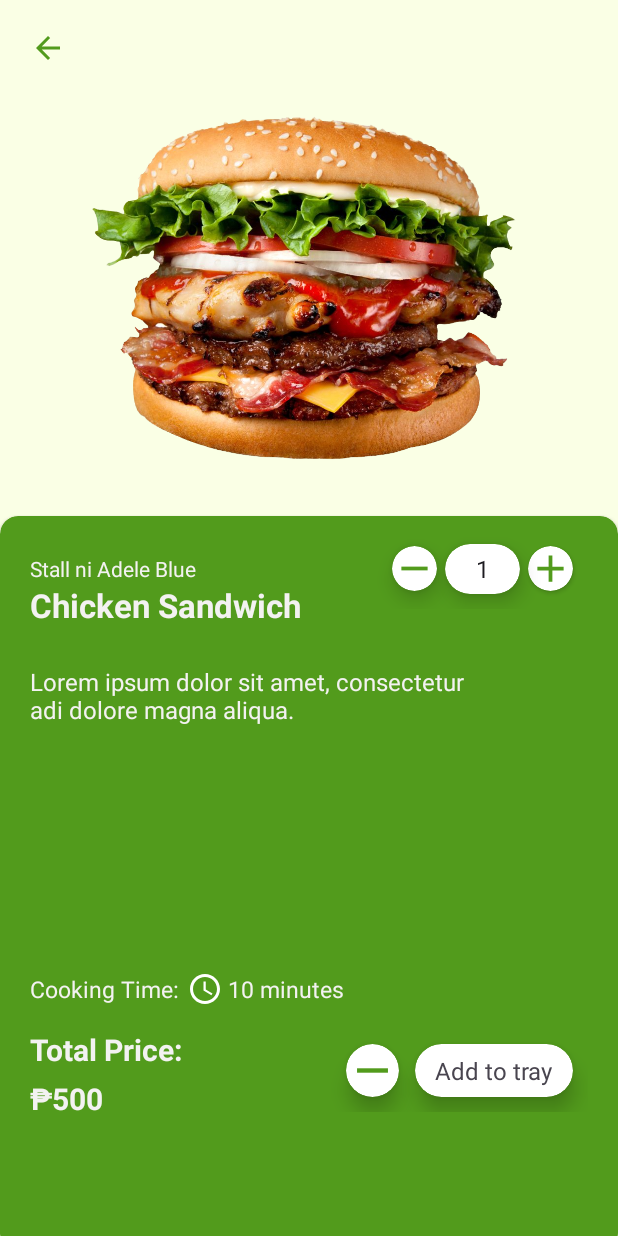
After one commit to Finnmeowtons/UpangEats, an Android app: the fragment FoodInfoFragment shown on its own in the app's theme, on a phone screen of 412 x 824 dp. The commit adds this screen. Run offline under Robolectric (Android 15) with nearby library versions, the light colour scheme and no system bars; Roboto replaces fonts that are not available here.

Commit message:
changed values of bottom nav view model kasi nagbabago pala yung id. Added food info. trying bottom sheet. Added animation. Fixing stalls_list_item.xml

```diff
--- a/app/build.gradle.kts
+++ b/app/build.gradle.kts
@@ -46,6 +46,7 @@ dependencies {
     implementation("androidx.appcompat:appcompat:1.6.1")
     implementation("com.google.android.material:material:1.10.0")
     implementation("androidx.constraintlayout:constraintlayout:2.1.4")
+    implementation("androidx.legacy:legacy-support-v4:1.0.0")
     testImplementation("junit:junit:4.13.2")
     androidTestImplementation("androidx.test.ext:junit:1.1.5")
     androidTestImplementation("androidx.test.espresso:espresso-core:3.5.1")
--- /dev/null
+++ b/app/src/main/java/com/example/upangeats/FoodInfoFragment.kt
@@ -0,0 +1,25 @@
+package com.example.upangeats
+
+import android.os.Bundle
+import androidx.fragment.app.Fragment
+import android.view.LayoutInflater
+import android.view.View
+import android.view.ViewGroup
+import com.example.upangeats.databinding.FragmentFoodInfoBinding
+
+
+class FoodInfoFragment : Fragment() {
+    private lateinit var binding: FragmentFoodInfoBinding
+    override fun onCreateView(
+        inflater: LayoutInflater, container: ViewGroup?,
+        savedInstanceState: Bundle?
+    ): View {
+        binding = FragmentFoodInfoBinding.inflate(inflater, container, false)
+
+
+
+        // Inflate the layout for this fragment
+        return binding.root
+    }
+
+}
--- a/app/src/main/java/com/example/upangeats/StallsFragment.kt
+++ b/app/src/main/java/com/example/upangeats/StallsFragment.kt
@@ -48,7 +48,9 @@ class StallsFragment : Fragment() {
             requireActivity().supportFragmentManager.beginTransaction()
                 .setCustomAnimations(
                     R.anim.go_up,
-                    R.anim.compress
+                    R.anim.compress,
+                    R.anim.decompress,
+                    R.anim.go_down
                 )
                 .replace(R.id.navFragment, StallsInfoFragment(), "StallsInfo")
                 .addToBackStack(null)
--- a/app/src/main/java/com/example/upangeats/StallsInfoFragment.kt
+++ b/app/src/main/java/com/example/upangeats/StallsInfoFragment.kt
@@ -5,6 +5,7 @@ import androidx.fragment.app.Fragment
 import android.view.LayoutInflater
 import android.view.View
 import android.view.ViewGroup
+import com.example.upangeats.bottomDialog.FoodInfoBottomSheetFragment
 import com.example.upangeats.databinding.FragmentStallsInfoBinding
 
 
@@ -17,6 +18,11 @@ class StallsInfoFragment : Fragment() {
         // Inflate the layout for this fragment
         binding = FragmentStallsInfoBinding.inflate(inflater, container, false)
 
+        binding.imgbtnBackStallsInfo.setOnClickListener {
+
+
+            requireActivity().supportFragmentManager.popBackStack()
+        }
 
         return binding.root
     }
--- a/app/src/main/java/com/example/upangeats/adapter/StallsAdapter.kt
+++ b/app/src/main/java/com/example/upangeats/adapter/StallsAdapter.kt
@@ -42,9 +42,6 @@ class StallsAdapter(
 
 class StallsViewHolder(val view:View):RecyclerView.ViewHolder(view){
     fun bind(stalls: Stalls, clickListener:(Stalls)-> Unit) {
-        val myTextView = view.findViewById<TextView>(R.id.tvStalls)
-
-        myTextView.text = stalls.name
 
         view.setOnClickListener {
             clickListener(stalls)
--- a/app/src/main/res/anim/go_up.xml
+++ b/app/src/main/res/anim/go_up.xml
@@ -7,8 +7,5 @@
     <translate
         android:fromYDelta="50%p"
         android:toYDelta="0" />
-    <alpha
-        android:fromAlpha="0.0"
-        android:toAlpha="1.0" />
 
 </set>
--- /dev/null
+++ b/app/src/main/res/drawable/baseline_access_time_24.xml
@@ -0,0 +1,6 @@
+<vector android:height="24dp" android:tint="#000000"
+    android:viewportHeight="24" android:viewportWidth="24"
+    android:width="24dp" xmlns:android="http://schemas.android.com/apk/res/android">
+    <path android:fillColor="@android:color/white" android:pathData="M11.99,2C6.47,2 2,6.48 2,12s4.47,10 9.99,10C17.52,22 22,17.52 22,12S17.52,2 11.99,2zM12,20c-4.42,0 -8,-3.58 -8,-8s3.58,-8 8,-8 8,3.58 8,8 -3.58,8 -8,8z"/>
+    <path android:fillColor="@android:color/white" android:pathData="M12.5,7H11v6l5.25,3.15 0.75,-1.23 -4.5,-2.67z"/>
+</vector>
--- /dev/null
+++ b/app/src/main/res/drawable/baseline_access_time_filled_24.xml
@@ -0,0 +1,5 @@
+<vector android:height="24dp" android:tint="#000000"
+    android:viewportHeight="24" android:viewportWidth="24"
+    android:width="24dp" xmlns:android="http://schemas.android.com/apk/res/android">
+    <path android:fillColor="@android:color/white" android:pathData="M11.99,2C6.47,2 2,6.48 2,12s4.47,10 9.99,10C17.52,22 22,17.52 22,12S17.52,2 11.99,2zM15.29,16.71L11,12.41V7h2v4.59l3.71,3.71L15.29,16.71z"/>
+</vector>
--- a/app/src/main/res/layout/activity_main.xml
+++ b/app/src/main/res/layout/activity_main.xml
@@ -15,8 +15,7 @@
     <FrameLayout
         android:id="@+id/navFragment"
         android:layout_width="match_parent"
-        android:layout_height="match_parent"
-        android:paddingTop="?attr/actionBarSize"/>
+        android:layout_height="match_parent"/>
 
     <com.google.android.material.navigation.NavigationView
         android:id="@+id/sideNavDrawer"
--- /dev/null
+++ b/app/src/main/res/layout/fragment_food_info.xml
@@ -0,0 +1,280 @@
+<?xml version="1.0" encoding="utf-8"?>
+<androidx.constraintlayout.widget.ConstraintLayout xmlns:android="http://schemas.android.com/apk/res/android"
+    xmlns:app="http://schemas.android.com/apk/res-auto"
+    xmlns:tools="http://schemas.android.com/tools"
+    android:layout_width="match_parent"
+    android:layout_height="match_parent"
+    tools:context=".FoodInfoFragment">
+
+    <ImageButton
+        android:id="@+id/imgbtnBackFoodInfo"
+        android:layout_width="wrap_content"
+        android:layout_height="wrap_content"
+        android:layout_margin="20dp"
+        android:background="@null"
+        android:src="@drawable/baseline_arrow_back_24"
+        app:layout_constraintStart_toStartOf="parent"
+        app:layout_constraintTop_toTopOf="parent"
+        app:tint="@color/md_theme_light_primary" />
+
+    <ImageView
+        android:id="@+id/imageView5"
+        android:layout_width="0dp"
+        android:layout_height="300dp"
+        android:src="@drawable/burger"
+        app:layout_constraintEnd_toEndOf="parent"
+        app:layout_constraintStart_toStartOf="parent"
+        app:layout_constraintTop_toBottomOf="@id/imgbtnBackFoodInfo" />
+
+    <androidx.cardview.widget.CardView
+        android:layout_width="match_parent"
+        android:layout_height="0dp"
+        android:layout_marginBottom="-10dp"
+        app:cardBackgroundColor="@color/md_theme_light_primary"
+        app:cardCornerRadius="12dp"
+        app:layout_constraintBottom_toBottomOf="parent"
+        app:layout_constraintEnd_toEndOf="parent"
+        app:layout_constraintStart_toStartOf="parent"
+        app:layout_constraintTop_toBottomOf="@+id/imageView5">
+
+        <androidx.constraintlayout.widget.ConstraintLayout
+            android:layout_width="match_parent"
+            android:layout_height="match_parent">
+
+            <TextView
+                android:id="@+id/textView11"
+                android:layout_width="wrap_content"
+                android:layout_height="wrap_content"
+                android:layout_marginStart="20dp"
+                android:layout_marginTop="25dp"
+                android:text="Stall ni Adele Blue"
+                android:textColor="@color/md_theme_light_onPrimary"
+                android:textSize="14sp"
+                app:layout_constraintStart_toStartOf="parent"
+                app:layout_constraintTop_toTopOf="parent" />
+
+            <TextView
+                android:id="@+id/textView12"
+                android:layout_width="wrap_content"
+                android:layout_height="wrap_content"
+                android:text="Chicken Sandwich"
+                android:textStyle="bold"
+                android:textColor="@color/md_theme_light_onPrimary"
+                android:textSize="22sp"
+                app:layout_constraintStart_toStartOf="@+id/textView11"
+                app:layout_constraintTop_toBottomOf="@+id/textView11" />
+
+            <LinearLayout
+                android:id="@+id/linearLayout5"
+                android:layout_width="wrap_content"
+                android:layout_height="wrap_content"
+                android:layout_marginEnd="20dp"
+                android:gravity="center"
+                android:orientation="horizontal"
+                app:layout_constraintBottom_toBottomOf="@+id/textView11"
+                app:layout_constraintEnd_toEndOf="parent"
+                app:layout_constraintTop_toTopOf="@+id/textView11">
+
+                <androidx.cardview.widget.CardView
+                    android:layout_width="30dp"
+                    android:layout_height="30dp"
+                    android:layout_marginStart="10dp"
+                    android:layout_marginEnd="5dp"
+                    app:cardCornerRadius="60dp"
+                    app:cardElevation="8dp">
+
+                    <LinearLayout
+                        android:layout_width="match_parent"
+                        android:layout_height="match_parent">
+
+                        <ImageView
+                            android:layout_width="match_parent"
+                            android:layout_height="match_parent"
+                            android:src="@drawable/baseline_remove_24"
+                            app:tint="@color/md_theme_light_primary" />
+                    </LinearLayout>
+                </androidx.cardview.widget.CardView>
+
+                <androidx.cardview.widget.CardView
+                    android:layout_width="50dp"
+                    android:layout_height="33dp"
+                    android:layout_marginTop="10dp"
+                    android:layout_marginBottom="10dp"
+                    app:cardCornerRadius="60dp"
+                    app:cardElevation="8dp">
+
+                    <LinearLayout
+                        android:layout_width="match_parent"
+                        android:layout_height="match_parent">
+
+                        <EditText
+                            android:id="@+id/etQuantityFoodInfo"
+                            android:layout_width="match_parent"
+                            android:layout_height="match_parent"
+                            android:background="@null"
+                            android:digits="123"
+                            android:gravity="center"
+                            android:maxLength="1"
+                            android:src="@drawable/baseline_add_24"
+                            android:text="1"
+                            android:textSize="16sp"
+                            app:tint="@color/md_theme_light_primaryContainer" />
+                    </LinearLayout>
+                </androidx.cardview.widget.CardView>
+
+                <androidx.cardview.widget.CardView
+                    android:layout_width="30dp"
+                    android:layout_height="30dp"
+                    android:layout_marginStart="5dp"
+                    android:layout_marginEnd="10dp"
+                    app:cardCornerRadius="60dp">
+
+                    <LinearLayout
+                        android:layout_width="match_parent"
+                        android:layout_height="match_parent">
+
+                        <ImageView
+                            android:layout_width="match_parent"
+                            android:layout_height="match_parent"
+                            android:src="@drawable/baseline_add_24"
+                            app:tint="@color/md_theme_light_primary" />
+                    </LinearLayout>
+                </androidx.cardview.widget.CardView>
+            </LinearLayout>
+
+
+            <TextView
+                android:id="@+id/textView13"
+                android:layout_width="0dp"
+                android:layout_height="wrap_content"
+                android:layout_marginTop="25dp"
+                android:layout_marginEnd="60dp"
+                android:text="Lorem ipsum dolor sit amet, consectetur adi dolore magna aliqua."
+                android:textColor="@color/md_theme_light_onPrimary"
+                android:textSize="16sp"
+                app:layout_constraintEnd_toEndOf="@+id/linearLayout5"
+                app:layout_constraintStart_toStartOf="@+id/textView12"
+                app:layout_constraintTop_toBottomOf="@+id/textView12" />
+
+            <TextView
+                android:id="@+id/textView14"
+                android:layout_width="wrap_content"
+                android:layout_height="wrap_content"
+                android:text="Cooking Time:"
+                android:textColor="@color/md_theme_light_onPrimary"
+                android:textSize="15sp"
+                app:layout_constraintBottom_toBottomOf="parent"
+                app:layout_constraintStart_toStartOf="@+id/textView13"
+                app:layout_constraintTop_toBottomOf="@+id/textView13"
+                app:layout_constraintVertical_bias=".5" />
+
+            <LinearLayout
+                android:id="@+id/linearLayout6"
+                android:layout_width="wrap_content"
+                android:layout_height="wrap_content"
+                android:layout_marginStart="5dp"
+                android:gravity="center"
+                android:orientation="horizontal"
+                app:layout_constraintBottom_toBottomOf="@+id/textView14"
+                app:layout_constraintStart_toEndOf="@+id/textView14"
+                app:layout_constraintTop_toTopOf="@+id/textView14">
+
+                <ImageView
+                    android:layout_width="24dp"
+                    android:layout_height="24dp"
+                    android:src="@drawable/baseline_access_time_24"
+                    app:tint="#FFFFFF" />
+
+                <TextView
+                    android:layout_width="wrap_content"
+                    android:layout_height="wrap_content"
+                    android:layout_marginStart="3dp"
+                    android:text="10 minutes"
+                    android:textColor="@color/md_theme_light_onPrimary"
+                    android:textSize="15sp" />
+
+            </LinearLayout>
+
+            <TextView
+                android:id="@+id/tvTotalPriceFoodInfo"
+                android:layout_width="wrap_content"
+                android:layout_height="wrap_content"
+                android:layout_marginTop="16dp"
+                android:textStyle="bold"
+                android:text="Total Price:"
+                android:textColor="@color/md_theme_light_onPrimary"
+                android:textSize="20sp"
+                app:layout_constraintStart_toStartOf="@+id/textView14"
+                app:layout_constraintTop_toBottomOf="@+id/textView14" />
+
+            <TextView
+                android:layout_width="wrap_content"
+                android:layout_height="wrap_content"
+                android:layout_marginTop="5dp"
+                android:text="₱500"
+                android:textStyle="bold"
+                android:textColor="@color/md_theme_light_onPrimary"
+                android:textSize="20sp"
+                app:layout_constraintStart_toStartOf="@+id/textView14"
+                app:layout_constraintTop_toBottomOf="@+id/tvTotalPriceFoodInfo" />
+
+
+            <LinearLayout
+                android:layout_width="wrap_content"
+                android:layout_height="wrap_content"
+                android:gravity="center"
+                android:orientation="horizontal"
+                app:layout_constraintEnd_toEndOf="@+id/linearLayout5"
+                app:layout_constraintTop_toTopOf="@+id/tvTotalPriceFoodInfo">
+
+                <androidx.cardview.widget.CardView
+                    android:layout_width="35dp"
+                    android:layout_height="35dp"
+                    android:layout_marginStart="10dp"
+                    android:layout_marginTop="10dp"
+                    android:layout_marginEnd="5dp"
+                    android:layout_marginBottom="10dp"
+                    app:cardCornerRadius="60dp"
+                    app:cardElevation="8dp">
+
+                    <LinearLayout
+                        android:layout_width="match_parent"
+                        android:layout_height="match_parent">
+
+                        <ImageView
+                            android:layout_width="match_parent"
+                            android:layout_height="match_parent"
+                            android:src="@drawable/baseline_remove_24"
+                            app:tint="@color/md_theme_light_primary" />
+                    </LinearLayout>
+                </androidx.cardview.widget.CardView>
+
+                <androidx.cardview.widget.CardView
+                    android:layout_width="105dp"
+                    android:layout_height="35dp"
+                    android:layout_marginStart="5dp"
+                    android:layout_marginTop="10dp"
+                    android:layout_marginEnd="10dp"
+                    android:layout_marginBottom="10dp"
+                    app:cardCornerRadius="60dp"
+                    app:cardElevation="8dp">
+
+                    <LinearLayout
+                        android:layout_width="match_parent"
+                        android:layout_height="match_parent"
+                        android:gravity="center">
+
+                        <TextView
+                            android:layout_width="wrap_content"
+                            android:layout_height="wrap_content"
+                            android:text="Add to tray"
+                            android:textSize="16sp" />
+                    </LinearLayout>
+                </androidx.cardview.widget.CardView>
+
+
+            </LinearLayout>
+
+        </androidx.constraintlayout.widget.ConstraintLayout>
+    </androidx.cardview.widget.CardView>
+</androidx.constraintlayout.widget.ConstraintLayout>
--- a/app/src/main/res/layout/fragment_home.xml
+++ b/app/src/main/res/layout/fragment_home.xml
@@ -7,6 +7,7 @@
     tools:context=".HomeFragment">
 
     <FrameLayout
+        android:paddingTop="?attr/actionBarSize"
         android:name="androidx.navigation.fragment.NavHostFragment"
         android:id="@+id/frameLayout"
         app:defaultNavHost="true"
--- /dev/null
+++ b/app/src/main/res/values/dimens.xml
@@ -0,0 +1,5 @@
+<?xml version="1.0"?>
+<resources>
+    <dimen name="list_item_spacing">16dp</dimen>
+    <dimen name="list_item_spacing_half">8dp</dimen>
+</resources>
```
Also changed, not shown: app/src/main/java/com/example/upangeats/HomeFragment.kt (+18 -13 lines), app/src/main/java/com/example/upangeats/MainActivity.kt (+12 -14 lines), app/src/main/java/com/example/upangeats/bottomDialog/FoodInfoBottomSheetFragment.kt (added, +32 -0 lines), app/src/main/res/anim/decompress.xml (renamed from app/src/main/res/drawable/baseline_arrow_forward_24.xml, +14 -5 lines), app/src/main/res/anim/go_down.xml (+4 -6 lines), app/src/main/res/layout/fragment_food_info_bottom_sheet.xml (added, +27 -0 lines), app/src/main/res/layout/fragment_stalls_info.xml (+13 -2 lines), app/src/main/res/layout/stalls_list_item.xml (+17 -39 lines).
